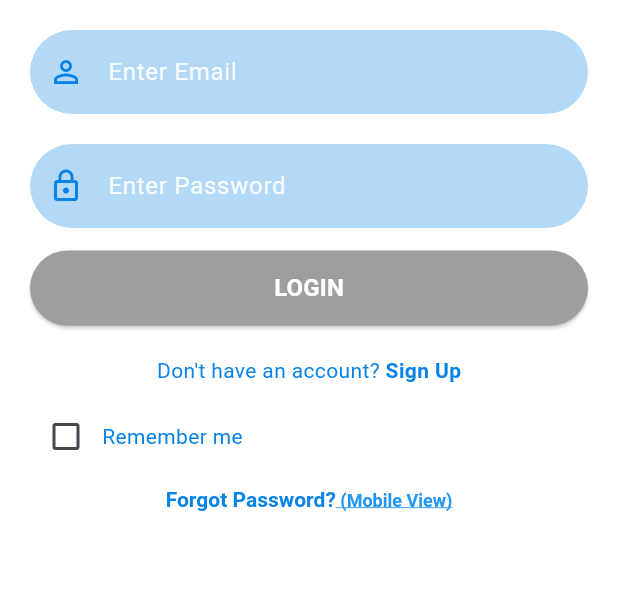
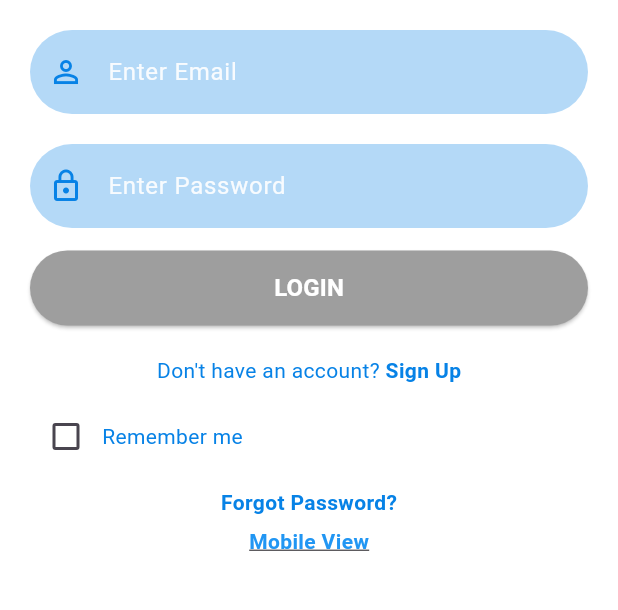
Before and after one commit to aliawan4027/signease, a Flutter app: the screen it shows after launch, on a phone screen of 412 x 824 dp, the part 309-919 px from its top. Run offline on Flutter 3.47's test engine with Material 3 defaults, Android fonts, the light colour scheme and no system bars; our stand-ins replace camera, cloud_firestore, firebase_auth, firebase_core, fluttertoast, image_picker and 2 more; missing offline and left inert: dart:html, tflite_flutter; accounts and stored records are empty.

Commit message:
Update web build + google verification + theme + mobile link

```diff
--- a/lib/screens/signin_screen.dart
+++ b/lib/screens/signin_screen.dart
@@ -240,32 +240,34 @@ class _SignInScreenState extends State<SignInScreen> {
           MaterialPageRoute(builder: (context) => ForgotPassword()),
         );
       },
-      child: RichText(
-        text: TextSpan(
-          text: "Forgot Password?",
+      child: Column(
+        mainAxisSize: MainAxisSize.min,
+        children: [
+          const Text(
+            "Forgot Password?",
             style: TextStyle(
               color: Color.fromARGB(255, 7, 130, 230),
               fontWeight: FontWeight.bold,
             ),
-          children: [
-            TextSpan(
-              text: " (Mobile View)",
-              style: TextStyle(
-                color: Colors.blue,
-                decoration: TextDecoration.underline,
-                fontSize: 12,
           ),
-              recognizer: TapGestureRecognizer()
-                ..onTap = () {
-                  // Open mobile view APK download
+          const SizedBox(height: 6),
+          GestureDetector(
+            onTap: () {
               html.window.open(
                 'https://github.com/aliawan4027/signease/releases/download/sign-ease-mobile.apk',
                 '_blank',
               );
             },
+            child: const Text(
+              'Mobile View',
+              style: TextStyle(
+                color: Colors.blue,
+                decoration: TextDecoration.underline,
+                fontWeight: FontWeight.w600,
+              ),
+            ),
           ),
         ],
-        ),
       ),
     );
   }
```
Also changed, not shown: 4 other files. Lines whose indentation alone changed are shown as unchanged.
